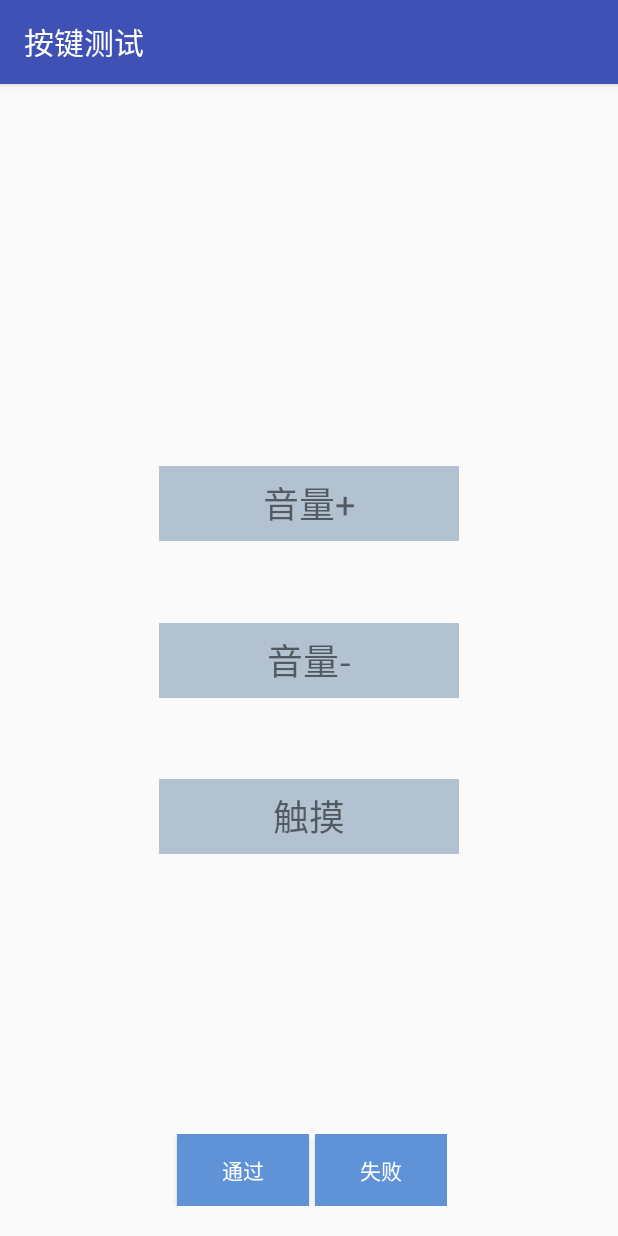
After one commit to yeecho/T12CIT, an Android app: the KeyTestActivity screen opened directly, with no data from a screen before it, on a phone screen of 412 x 824 dp. The commit adds this screen. Run offline under Robolectric (Android 15) with nearby library versions, the phone set to English and light mode, and no system bars.

Commit message:
基本完成相机测试和按键测试功能

```diff
--- a/app/src/main/AndroidManifest.xml
+++ b/app/src/main/AndroidManifest.xml
@@ -42,6 +42,7 @@
         <activity android:name=".GsensorActivity"/>
         <activity android:name=".BatteryActivity"/>
         <activity android:name=".CameraActivity"/>
+        <activity android:name=".KeyTestActivity"/>
 
         <provider
             android:authorities="com.yuanye.t12_cit.fileprovider"
--- /dev/null
+++ b/app/src/main/java/com/yuanye/t12_cit/KeyTestActivity.java
@@ -0,0 +1,61 @@
+package com.yuanye.t12_cit;
+
+import android.os.Bundle;
+import android.support.annotation.Nullable;
+import android.support.v4.content.ContextCompat;
+import android.support.v7.app.AppCompatActivity;
+import android.view.KeyEvent;
+import android.view.MotionEvent;
+import android.view.View;
+import android.widget.TextView;
+
+import com.yuanye.t12_cit.system.MyApplication;
+
+public class KeyTestActivity extends AppCompatActivity {
+
+    TextView textView, textView2, textView3;
+
+    @Override
+    protected void onCreate(@Nullable Bundle savedInstanceState) {
+        super.onCreate(savedInstanceState);
+        setTitle("按键测试");
+        setContentView(R.layout.activity_keytest);
+        findViewById(R.id.btnTest).setVisibility(View.GONE);
+        textView = findViewById(R.id.textview);
+        textView2 = findViewById(R.id.textview2);
+        textView3 = findViewById(R.id.textview3);
+    }
+
+    public void topClick(View v){
+        switch (v.getId()){
+            case R.id.btnPass:
+                MyApplication.setResults(this, true);
+                finish();
+                break;
+            case R.id.btnFail:
+                MyApplication.setResults(this, false);
+                finish();
+                break;
+            case R.id.btnTest:
+                break;
+        }
+    }
+
+    @Override
+    public boolean onKeyDown(int keyCode, KeyEvent event) {
+        if (keyCode == KeyEvent.KEYCODE_VOLUME_UP){
+            textView.setBackgroundColor(ContextCompat.getColor(this, R.color.textview_green));
+        } else if(keyCode == KeyEvent.KEYCODE_VOLUME_DOWN){
+            textView2.setBackgroundColor(ContextCompat.getColor(this, R.color.textview_green));
+        }
+//        return super.onKeyDown(keyCode, event);
+        return true;
+    }
+
+    @Override
+    public boolean onTouchEvent(MotionEvent event) {
+        textView3.setBackgroundColor(ContextCompat.getColor(this, R.color.textview_green));
+//        return super.onTouchEvent(event);
+        return true;
+    }
+}
--- a/app/src/main/java/com/yuanye/t12_cit/constant/YC.java
+++ b/app/src/main/java/com/yuanye/t12_cit/constant/YC.java
@@ -8,6 +8,7 @@ import com.yuanye.t12_cit.DCPAcitvity;
 import com.yuanye.t12_cit.DRPActivity;
 import com.yuanye.t12_cit.DisplayActivity;
 import com.yuanye.t12_cit.GsensorActivity;
+import com.yuanye.t12_cit.KeyTestActivity;
 import com.yuanye.t12_cit.LedActivity;
 import com.yuanye.t12_cit.SimActivity;
 import com.yuanye.t12_cit.SystemInfoActivity;
@@ -31,7 +32,8 @@ public class YC {
             SimActivity.class,
             GsensorActivity.class,
             BatteryActivity.class,
-            CameraActivity.class
+            CameraActivity.class,
+            KeyTestActivity.class
     };
 
 }
--- /dev/null
+++ b/app/src/main/res/layout/activity_keytest.xml
@@ -0,0 +1,45 @@
+<?xml version="1.0" encoding="utf-8"?>
+<android.support.constraint.ConstraintLayout xmlns:android="http://schemas.android.com/apk/res/android"
+    android:layout_width="match_parent"
+    android:layout_height="match_parent"
+    xmlns:app="http://schemas.android.com/apk/res-auto">
+
+    <TextView
+        android:id="@+id/textview"
+        style="@style/KeyTest_TextView"
+        android:gravity="center"
+        app:layout_constraintLeft_toLeftOf="parent"
+        app:layout_constraintRight_toRightOf="parent"
+        app:layout_constraintTop_toTopOf="parent"
+        app:layout_constraintBottom_toTopOf="@+id/textview2"
+        android:layout_marginTop="200dp"
+        android:text="音量+"/>
+    <TextView
+        android:id="@+id/textview2"
+        style="@style/KeyTest_TextView"
+        android:gravity="center"
+        app:layout_constraintLeft_toLeftOf="parent"
+        app:layout_constraintRight_toRightOf="parent"
+        app:layout_constraintTop_toBottomOf="@+id/textview"
+        app:layout_constraintBottom_toTopOf="@+id/textview3"
+        android:text="音量-"/>
+    <TextView
+        android:id="@+id/textview3"
+        style="@style/KeyTest_TextView"
+        android:gravity="center"
+        app:layout_constraintLeft_toLeftOf="parent"
+        app:layout_constraintRight_toRightOf="parent"
+        app:layout_constraintBottom_toBottomOf="parent"
+        app:layout_constraintTop_toBottomOf="@+id/textview2"
+        android:layout_marginBottom="200dp"
+        android:text="触摸"/>
+
+    <include layout="@layout/custom_toolbar"
+        android:id="@+id/custom_toolbar"
+        android:layout_width="wrap_content"
+        android:layout_height="wrap_content"
+        app:layout_constraintLeft_toLeftOf="parent"
+        app:layout_constraintRight_toRightOf="parent"
+        app:layout_constraintBottom_toBottomOf="parent"
+        android:layout_marginBottom="@dimen/custom_toolbar_toBottom"/>
+</android.support.constraint.ConstraintLayout>
--- a/app/src/main/res/values/colors.xml
+++ b/app/src/main/res/values/colors.xml
@@ -25,4 +25,7 @@
     <color name="purple">#9E00FF</color>
     <color name="black">#000000</color>
 
+    <color name="textview_gray">#B2C2D1</color>
+    <color name="textview_green">#86DB48</color>
+
 </resources>
--- a/app/src/main/res/values/styles.xml
+++ b/app/src/main/res/values/styles.xml
@@ -8,4 +8,11 @@
         <item name="colorAccent">@color/colorAccent</item>
     </style>
 
+    <style name="KeyTest_TextView">
+        <item name="android:layout_width">200dp</item>
+        <item name="android:layout_height">50dp</item>
+        <item name="android:textSize">24sp</item>
+        <item name="android:background">@color/textview_gray</item>
+    </style>
+
 </resources>
```
Also changed, not shown: app/src/main/java/com/yuanye/t12_cit/CameraActivity.java (+67 -6 lines), app/src/main/java/com/yuanye/t12_cit/util/BitmapUtil.java (added, +71 -0 lines), app/src/main/java/com/yuanye/t12_cit/util/CameraUtil.java (added, +119 -0 lines), app/src/main/res/layout/activity_camera.xml (+13 -8 lines).
